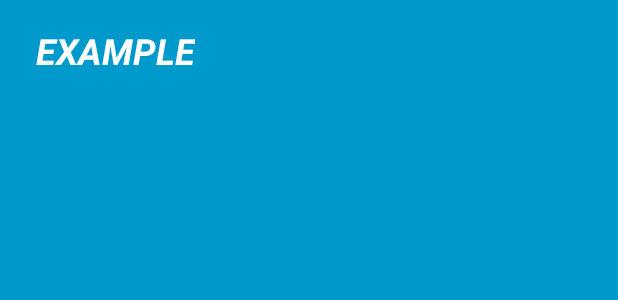
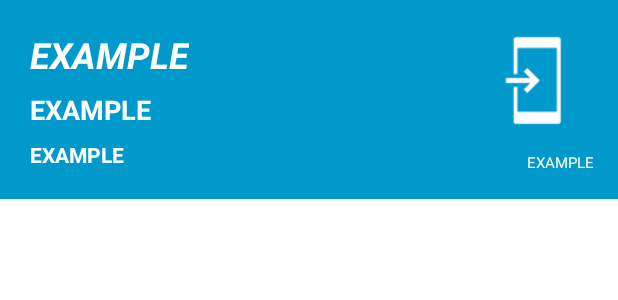
Before and after one commit to Sarohy/Weatho, an Android app: the layout weather_widget.xml on its own in the app's theme, with its tools: preview values and no code run, on a phone screen of 412 x 824 dp. Shown: the top 300 px of the screen. Run offline under Robolectric (Android 15) with nearby library versions, the phone set to English and light mode, and no system bars.

Commit message:
Widget Modification

```diff
--- a/app/src/main/AndroidManifest.xml
+++ b/app/src/main/AndroidManifest.xml
@@ -51,7 +51,7 @@
             </intent-filter>
         </activity>
 
-        <receiver android:name=".Test.WeatherWidget">
+        <receiver android:name=".WeatherWidget">
             <intent-filter>
                 <action android:name="android.appwidget.action.APPWIDGET_UPDATE" />
             </intent-filter>
--- a/app/src/main/java/com/sarohy/weatho/weatho/Model/DAO/WeatherDayDAO.java
+++ b/app/src/main/java/com/sarohy/weatho/weatho/Model/DAO/WeatherDayDAO.java
@@ -12,7 +12,7 @@ import java.util.List;
 @Dao
 public interface WeatherDayDAO {
 
-    @Query("SELECT * FROM WeatherDay where CityKey is  :cityKey ")
+    @Query("SELECT * FROM WeatherDay where CityKey is :cityKey ")
     LiveData<List<WeatherDay>> forecastByCity(String cityKey);
 
     @Insert
--- a/app/src/main/java/com/sarohy/weatho/weatho/View/Activity/GeoLocationActivity.java
+++ b/app/src/main/java/com/sarohy/weatho/weatho/View/Activity/GeoLocationActivity.java
@@ -253,6 +253,7 @@ public class GeoLocationActivity extends AppCompatActivity implements
             case R.id.fab_done:
                 viewModel.addLocation(locationDB[0]);
                 WeathoApplication.component.getSharedPrefs().setCityKey(locationDB[0].getKey());
+                WeathoApplication.component.getSharedPrefs().setCityName(locationDB[0].getLocalizedName());
                 startActivity(new Intent(getApplicationContext(),MainActivity.class));
                 finish();
                 break;
--- a/app/src/main/java/com/sarohy/weatho/weatho/View/Adapter/CityListRVAdapter.java
+++ b/app/src/main/java/com/sarohy/weatho/weatho/View/Adapter/CityListRVAdapter.java
@@ -70,6 +70,7 @@ public class CityListRVAdapter extends RecyclerView.Adapter<CityListRVAdapter.My
                 @Override
                 public void onClick(View v) {
                 WeathoApplication.component.getSharedPrefs().setCityKey(city.getKey());
+                    WeathoApplication.component.getSharedPrefs().setCityName(city.getLocalizedName());
                 context.finish();
                 }
             });
--- a/app/src/main/java/com/sarohy/weatho/weatho/View/Adapter/DaysForecastRVAdapter.kt
+++ b/app/src/main/java/com/sarohy/weatho/weatho/View/Adapter/DaysForecastRVAdapter.kt
@@ -44,7 +44,7 @@ class DaysForecastRVAdapter(citiesList: ArrayList<WeatherDay>, context: Activity
     @SuppressLint("SetTextI18n")
     override fun onBindViewHolder(holder: MyViewHolder, position: Int) {
         val weatherDay = dataListAllItems[position]
-        val temperatureUnit = Integer.parseInt(WeathoApplication.component.sharedPrefs.temperature!!)
+        val temperatureUnit = Integer.parseInt(WeathoApplication.component.sharedPrefs.temperatureUnit!!)
         holder.temperature.text = Utils.showHiLowWeather(temperatureUnit,weatherDay.temperatureMax, weatherDay.temperatureMin,weatherDay.temperatureUnit)
         holder.date.text =  Utils.DateToString(weatherDay.date)
         holder.nightPhrase.text = weatherDay.iconPhraseNight
--- a/app/src/main/java/com/sarohy/weatho/weatho/View/Adapter/HourForecastRVAdapter.kt
+++ b/app/src/main/java/com/sarohy/weatho/weatho/View/Adapter/HourForecastRVAdapter.kt
@@ -38,7 +38,7 @@ class HourForecastRVAdapter(citiesList: ArrayList<WeatherHour>) : RecyclerView.A
     @SuppressLint("SetTextI18n")
     override fun onBindViewHolder(holder: MyViewHolder, position: Int) {
         val weatherDay = dataListAllItems[position]
-        val temperatureUnit = Integer.parseInt(WeathoApplication.component.sharedPrefs.temperature!!)
+        val temperatureUnit = Integer.parseInt(WeathoApplication.component.sharedPrefs.temperatureUnit!!)
         holder.temperature.text = Utils.showCurrentWeather(temperatureUnit,weatherDay.temperature,weatherDay.temperatureUnit)
         holder.phrase.text = weatherDay.weatherText
         holder.time.text = Utils.DateToTime(weatherDay.localObservationDateTime)
--- a/app/src/main/res/layout/weather_widget.xml
+++ b/app/src/main/res/layout/weather_widget.xml
@@ -1,22 +1,70 @@
 <RelativeLayout xmlns:android="http://schemas.android.com/apk/res/android"
     android:layout_width="match_parent"
-    android:layout_height="match_parent"
+    android:layout_height="wrap_content"
+    xmlns:tools="http://schemas.android.com/tools"
     android:background="#09C"
     android:padding="@dimen/widget_margin">
 
+    <LinearLayout
+        android:orientation="vertical"
+        android:layout_width="wrap_content"
+        android:layout_height="wrap_content">
+        <TextView
+            android:layout_margin="4dp"
+            android:id="@+id/tv_current_temp"
+            android:layout_width="wrap_content"
+            android:layout_height="wrap_content"
+            android:background="#09C"
+            android:contentDescription="@string/appwidget_text"
+            android:text="@string/appwidget_text"
+            android:textColor="#ffffff"
+            android:textSize="24sp"
+            android:textStyle="bold|italic" />
+
+        <TextView
+            android:layout_margin="4dp"
+            android:id="@+id/tv_weather_phrase"
+            android:layout_width="wrap_content"
+            android:layout_height="wrap_content"
+            android:background="#09C"
+            android:contentDescription="@string/appwidget_text"
+            android:text="@string/appwidget_text"
+            android:textColor="#ffffff"
+            android:textSize="18sp"
+            android:textStyle="bold"
+            />
+        <TextView
+            android:layout_margin="4dp"
+            android:id="@+id/tv_location"
+            android:layout_width="wrap_content"
+            android:layout_height="wrap_content"
+            android:background="#09C"
+            android:contentDescription="@string/appwidget_text"
+            android:text="@string/appwidget_text"
+            android:textColor="#ffffff"
+            android:textSize="14sp"
+            android:textStyle="bold"
+            />
+    </LinearLayout>
+
+    <ImageView
+        android:id="@+id/iv_weather_icon"
+        android:layout_width="75dp"
+        android:layout_height="75dp"
+        android:layout_alignParentEnd="true"
+        android:layout_alignParentTop="true"
+        tools:src="@drawable/common_full_open_on_phone" />
+
     <TextView
-        android:id="@+id/appwidget_text"
+        android:layout_marginTop="10dp"
+        android:id="@+id/tv_last_update"
         android:layout_width="wrap_content"
         android:layout_height="wrap_content"
-        android:layout_alignParentStart="true"
-        android:layout_alignParentTop="true"
-        android:layout_marginStart="24dp"
-        android:layout_marginTop="17dp"
+        android:layout_alignParentEnd="true"
+        android:layout_below="@+id/iv_weather_icon"
         android:background="#09C"
         android:contentDescription="@string/appwidget_text"
         android:text="@string/appwidget_text"
         android:textColor="#ffffff"
-        android:textSize="24sp"
-        android:textStyle="bold|italic" />
-
+        android:textSize="10sp" />
 </RelativeLayout>
--- a/app/src/main/res/values/dimens.xml
+++ b/app/src/main/res/values/dimens.xml
@@ -12,5 +12,5 @@
 Refer to App Widget Documentation for margin information
 http://developer.android.com/guide/topics/appwidgets/index.html#CreatingLayout
     -->
-    <dimen name="widget_margin">0dp</dimen>
+    <dimen name="widget_margin">16dp</dimen>
 </resources>
```
Also changed, not shown: app/src/main/java/com/sarohy/weatho/weatho/Dagger/components/ApplicationComponent.java (+4 -5 lines), app/src/main/java/com/sarohy/weatho/weatho/Model/ProjectRepository.java (+32 -13 lines), app/src/main/java/com/sarohy/weatho/weatho/SharedPreferencesClass.java (+92 -7 lines), app/src/main/java/com/sarohy/weatho/weatho/Utils.java (+15 -0 lines), app/src/main/java/com/sarohy/weatho/weatho/WeatherWidget.java (renamed from app/src/main/java/com/sarohy/weatho/weatho/Test/WeatherWidget.java, +20 -3 lines).
